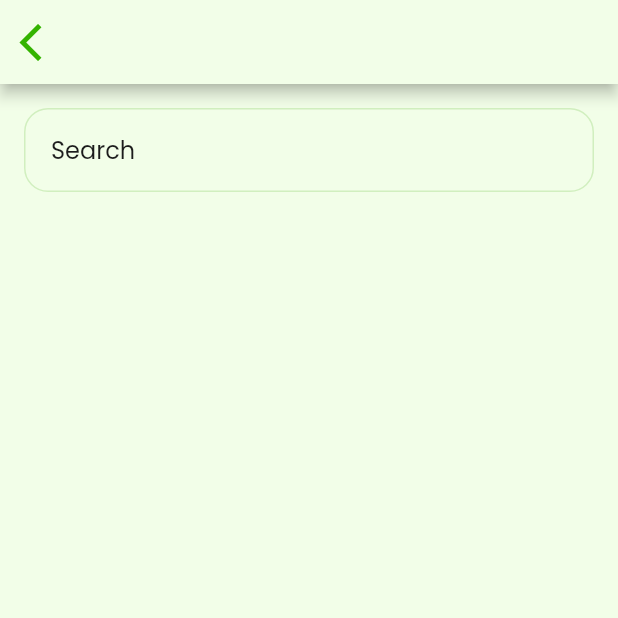
After one commit to amirmojarad/vocabulary_box, a Flutter app: the SearchUI screen opened directly, on a phone screen of 412 x 824 dp, the top half of it. The commit adds this screen. Run offline on Flutter 3.47's test engine with Material 2 defaults, Android fonts, the phone set to English and light mode, and no system bars; our stand-ins replace flutter_slidable.

Commit message:
search complete

```diff
--- a/lib/models/word.dart
+++ b/lib/models/word.dart
@@ -7,13 +7,12 @@ class Word {
   factory Word.fromJson(Map<String, dynamic> json) => _$WordFromJson(json);
 
   String meaningsToString() {
-
     String result = "";
     meanings.forEach((element) {
-      result += element + ", ";
+      result += element + "\n";
     });
     result.replaceRange(result.length - 2, result.length - 1, "");
-    if (meanings.length == 1) result.replaceAll(",", "");
+    if (meanings.length == 1) result.replaceAll(",", "\n");
     return result;
   }
 
--- /dev/null
+++ b/lib/ui/search/search_ui.dart
@@ -0,0 +1,216 @@
+import 'package:flutter/material.dart';
+import 'package:vocabulary_box/blocs/lessons_bloc.dart';
+import 'package:vocabulary_box/models/lesson.dart';
+import 'package:vocabulary_box/models/lessons.dart';
+import 'package:vocabulary_box/models/word.dart';
+import 'package:vocabulary_box/ui/utils/colors.dart' as colors;
+import 'package:vocabulary_box/ui/utils/device.dart';
+
+class SearchUI extends StatefulWidget {
+  @override
+  _SearchUIState createState() => _SearchUIState();
+}
+
+class _SearchUIState extends State<SearchUI> {
+  TextEditingController controller = TextEditingController();
+
+  Widget wordCardResult(Word word, Lesson lesson) {
+    return Container(
+      child: Column(
+        crossAxisAlignment: CrossAxisAlignment.start,
+        children: [
+          Row(
+            children: [
+              Text(
+                "${word.word}",
+                style: Theme.of(context).textTheme.bodyText1,
+              ),
+              SizedBox(width: 11),
+              Text(" in ${lesson.title}",
+                  style: Theme.of(context).textTheme.headline6)
+            ],
+          ),
+          Text(
+            word.meaningsToString(),
+            style: Theme.of(context).textTheme.subtitle1,
+          )
+        ],
+      ),
+    );
+  }
+
+  Widget lessonCardResult(Lesson lesson) {
+    return Container(
+      child: Column(
+        crossAxisAlignment: CrossAxisAlignment.start,
+        children: [
+          Text(
+            lesson.title,
+            style: Theme.of(context).textTheme.bodyText1,
+          ),
+          Text(
+            lesson.words.length.toString(),
+            style: Theme.of(context).textTheme.subtitle1,
+          )
+        ],
+      ),
+    );
+  }
+
+  List<Widget> makeSearchResult() {
+    var text = controller.text;
+    if (text.isEmpty) return [];
+    List<Widget> result = [];
+    Lessons lessons = lessonBloc.jsonProvider.lessons;
+    // Find in lessons
+    // adding Lesson title
+    if (lessons.contains(text)) {
+      result.add(
+        Text(
+          "Lesssons",
+          style: Theme.of(context).textTheme.bodyText1,
+        ),
+      );
+      result.add(
+        Padding(
+          padding: const EdgeInsets.only(left: 16, right: 16),
+          child: SizedBox(
+            child: Divider(),
+            width: device.width,
+          ),
+        ),
+      );
+    }
+
+    lessons.lessons.forEach((element) {
+      if (element.title.startsWith(text))
+        result.add(Padding(
+          padding: const EdgeInsets.only(left: 16.0),
+          child: lessonCardResult(element),
+        ));
+    });
+    result.add(SizedBox(height: 35));
+    // Find in words
+    // adding Words title
+    for (var lesson in lessons.lessons) {
+      for (var word in lesson.words)
+        if (word.word.startsWith(text)) {
+          result.add(
+            Text(
+              "Words",
+              style: Theme.of(context).textTheme.bodyText1,
+            ),
+          );
+          result.add(
+            Padding(
+              padding: const EdgeInsets.only(left: 16, right: 16),
+              child: SizedBox(
+                child: Divider(),
+                width: device.width,
+              ),
+            ),
+          );
+          break;
+        }
+    }
+    for (var lesson in lessons.lessons) {
+      for (var word in lesson.words)
+        if (word.word.startsWith(text)) {
+          result.add(Padding(
+            padding: const EdgeInsets.only(left: 16.0),
+            child: wordCardResult(word, lesson),
+          ));
+        }
+    }
+    if (result.isEmpty) {
+      result.add(Text(
+        "Nothing to Show",
+        style: Theme.of(context).textTheme.bodyText1,
+      ));
+    }
+    return result;
+  }
+
+  @override
+  Widget build(BuildContext context) {
+    return Scaffold(
+      appBar: AppBar(
+        backgroundColor: Theme.of(context).backgroundColor,
+        leading: GestureDetector(
+          onTap: () {
+            Navigator.pop(context);
+          },
+          child:
+              Icon(Icons.arrow_back_ios, color: Theme.of(context).accentColor),
+        ),
+      ),
+      body: SafeArea(
+        child: Container(
+          color: Theme.of(context).backgroundColor,
+          child: Column(
+            crossAxisAlignment: CrossAxisAlignment.start,
+            children: [
+              Padding(
+                padding:
+                    const EdgeInsets.symmetric(vertical: 16, horizontal: 16),
+                child: TextFormField(
+                  onFieldSubmitted: (asd) {
+                    makeSearchResult();
+                    setState(() {});
+                  },
+                  controller: controller,
+                  decoration: InputDecoration(
+                    focusedBorder: OutlineInputBorder(
+                      borderSide: BorderSide(
+                        color: colors.activeBorder,
+                      ),
+                      borderRadius: BorderRadius.all(Radius.circular(8)),
+                    ),
+                    enabledBorder: OutlineInputBorder(
+                      borderSide: BorderSide(
+                        color: colors.deActiveBorder,
+                      ),
+                      borderRadius: BorderRadius.all(Radius.circular(16)),
+                    ),
+                    border: InputBorder.none,
+                    hintText: "Search",
+                    hintStyle: Theme.of(context).textTheme.subtitle1,
+                    suffixIcon: controller.text.isNotEmpty
+                        ? GestureDetector(
+                            onTap: () {
+                              controller.clear();
+                              setState(() {});
+                            },
+                            child: Icon(
+                              Icons.clear,
+                              size: 28,
+                              color: Theme.of(context).accentColor,
+                            ),
+                          )
+                        : null,
+                    contentPadding:
+                        EdgeInsets.only(left: 18, top: 16, bottom: 16),
+                  ),
+                  onChanged: (value) {
+                    setState(() {});
+                  },
+                  autofocus: false,
+                ),
+              ),
+              SingleChildScrollView(
+                child: Padding(
+                  padding:
+                      const EdgeInsets.symmetric(vertical: 16, horizontal: 16),
+                  child: Column(
+                    crossAxisAlignment: CrossAxisAlignment.start,
+                    children: makeSearchResult(),
+                  ),
+                ),
+              ),
+            ],
+          ),
+        ),
+      ),
+    );
+  }
+}
--- a/lib/ui/utils/colors.dart
+++ b/lib/ui/utils/colors.dart
@@ -9,3 +9,4 @@ const Color delete = Color(0xffb30303);
 const Color button = Color(0xff008f00);
 const Color activeBorder = Color(0xff72d03f);
 const Color deActiveBorder = Color(0xffd1efbf);
+const Color shadowText = Color(0xffadadad);
--- a/lib/ui/utils/fonts.dart
+++ b/lib/ui/utils/fonts.dart
@@ -27,3 +27,8 @@ const TextStyle headline1 = TextStyle(
     fontSize: 24,
     color: colors.textBlack,
     fontWeight: FontWeight.bold);
+const TextStyle headline6 = TextStyle(
+    fontFamily: 'PoppinsRegular',
+    fontSize: 16,
+    color: colors.shadowText,
+    fontWeight: FontWeight.w400);
--- a/lib/ui/vocabulary_box.dart
+++ b/lib/ui/vocabulary_box.dart
@@ -22,6 +22,7 @@ class _VocabularyBoxState extends State<VocabularyBox> {
         buttonColor: colors.button,
         primaryIconTheme: IconThemeData(color: Color(0xffDBFDE8), size: 30),
         textTheme: TextTheme(
+          headline6: fonts.headline6,
           subtitle1: fonts.subtitle1,
           bodyText1: fonts.bodyText1,
           bodyText2: fonts.bodyText2,
```
Also changed, not shown: lib/ui/lessons/lessons_ui.dart (+14 -125 lines), lib/ui/lessons/widgets/bottom_modal_sheet.dart (+5 -9 lines), lib/ui/lessons/widgets/floating_button.dart (+9 -6 lines).
